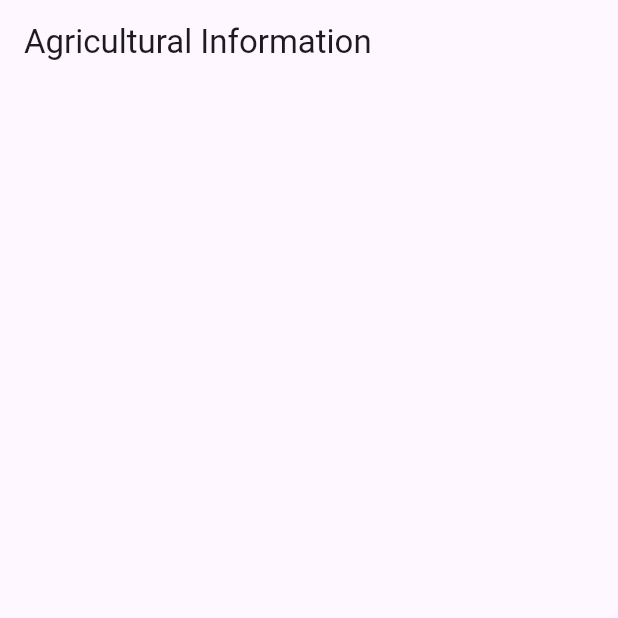
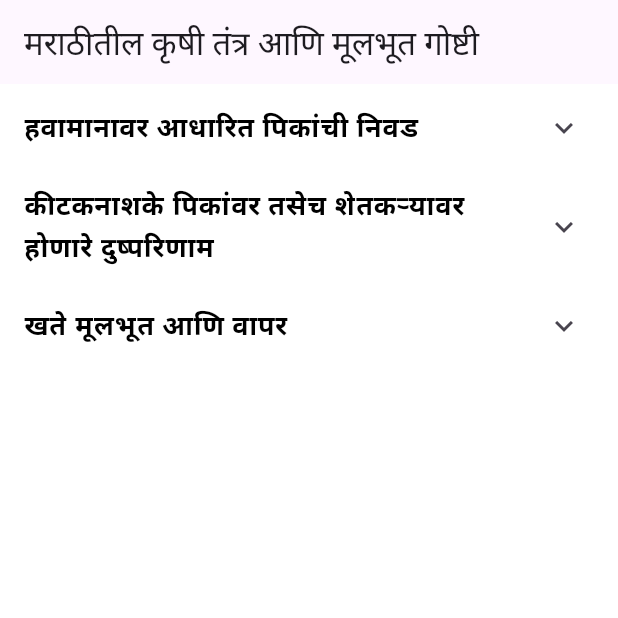
Before and after one commit to gargibendale/SmartKrishi, a Flutter app: the screen it shows after launch, on a phone screen of 412 x 824 dp, the top half of it. Run offline on Flutter 3.47's test engine with Material 3 defaults, Android fonts, the phone set to English and light mode, and no system bars; our stand-ins replace animate_do, firebase_auth, firebase_core; accounts and stored records are empty.

Commit message:
video_screen hindi and marathi page commit

```diff
--- a/lib/main.dart
+++ b/lib/main.dart
@@ -1,5 +1,7 @@
 import 'package:agri/recommendation.dart';
 import 'package:agri/videos_screen.dart';
+import 'package:agri/videos_screenh.dart';
+import 'package:agri/videos_screenm.dart';
 import 'package:flutter/material.dart';
 import 'homepage.dart';
 import 'loginpage.dart';
@@ -30,7 +32,7 @@ class MyApp extends StatelessWidget {
       debugShowCheckedModeBanner: false,
       initialRoute: '/',
       routes: {
-        '/': (context) => YouTubeLinksScreen(),
+        '/': (context) => YoutubeLinksScreenM(),
         '/login': (context) => LoginPage(),
         '/signup': (context) => SignUpPage(),
         '/recommend': (context) => RecommendationPage()
--- a/lib/videos_screen.dart
+++ /dev/null
@@ -1,58 +0,0 @@
-import 'package:flutter/material.dart';
-
-class YouTubeLinksScreen extends StatelessWidget {
-  @override
-  Widget build(BuildContext context) {
-    return Scaffold(
-      appBar: AppBar(
-        title: Text('Agricultural Information'),
-      ),
-      body: ListView(
-        children: <Widget>[
-          _buildInfoContainer(context, 'Crop Selection'),
-          _buildInfoContainer(context, 'Pesticide Side Effects'),
-          _buildInfoContainer(context, 'Agricultural Techniques'),
-          _buildInfoContainer(context, 'Fertilizers'),
-        ],
-      ),
-    );
-  }
-
-  Widget _buildInfoContainer(BuildContext context, String title) {
-    String imagePath;
-    switch (title) {
-      case 'Crop Selection':
-        imagePath = 'assets/images/crop_selection.jpg';
-        break;
-      case 'Pesticide Side Effects':
-        imagePath = 'assets/images/pesticide_side_effects.jpg';
-        break;
-      case 'Agricultural Techniques':
-        imagePath = 'assets/images/agricultural_techniques.jpg';
-        break;
-      case 'Fertilizers':
-        imagePath = 'assets/images/fertilizers.jpg';
-        break;
-      default:
-        imagePath = 'assets/images/default.jpg'; // Default image if no match
-    }
-
-    return InkWell(
-      onTap: () => _onContainerTapped(context, title),
-      child: Container(
-        padding: EdgeInsets.all(16),
-        // ... existing code ...
-      ),
-    );
-  }
-
-  // Function to navigate to different pages based on the container tapped
-  void _onContainerTapped(BuildContext context, String title) {
-    Navigator.push(
-      context,
-      MaterialPageRoute(
-        builder: (context) => YouTubeLinksScreen(title: title),
-      ),
-    );
-  }
-}
--- /dev/null
+++ b/lib/videos_screenm.dart
@@ -0,0 +1,108 @@
+import 'package:flutter/material.dart';
+import 'package:url_launcher/url_launcher.dart';
+
+class YoutubeLinksScreenM extends StatelessWidget {
+  final Map<String, List<Map<String, String>>> exercises = {
+    'हवामानावर आधारित पिकांची निवड': [
+      {
+        'title': 'पीक निवड आणि व्यवस्थापन',
+        'url':
+            'httpshttps://www.youtube.com/watch?v=C34k9-vhit0&pp=ygUrY3JvcCBzZWxlY3Rpb24gYmFzZWQgb24gY2xpbWF0ZSBpbiAgbWFyYXRoaQ%3D%3D',
+      },
+      {
+        'title': 'नवशिक्या शेतकऱ्यांसाठी पिकांची निवड',
+        'url':
+            'https://www.youtube.com/watch?v=HSnI5vOnnFQ&pp=ygUrY3JvcCBzZWxlY3Rpb24gYmFzZWQgb24gY2xpbWF0ZSBpbiAgbWFyYXRoaQ%3D%3D',
+      },
+    ],
+    'कीटकनाशके पिकांवर तसेच शेतकऱ्यावर होणारे दुष्परिणाम': [
+      {
+        'title': 'कीटकनाशकांचे धोके',
+        'url':
+            'https://www.youtube.com/watch?v=EGOY1LC-vww&pp=ygUkaGFybSBjYXVzZWQgYnkgcGVzdGljaWRlIGluICBtYXJhdGhp',
+      },
+      {
+        'title': 'कीटकनाशके काय आहेत, फायदे आणि तोटे',
+        'url':
+            'https://www.youtube.com/watch?v=WtVgH8uYyUA&pp=ygUkaGFybSBjYXVzZWQgYnkgcGVzdGljaWRlIGluICBtYXJhdGhp',
+      },
+    ],
+    'खते मूलभूत आणि वापर': [
+      {
+        'title': 'खतांच्या मूलभूत गोष्टी शिकणे',
+        'url':
+            'https://www.youtube.com/watch?v=VngUsRXWUI8&pp=ygUdZmVydGlsaXplcnMgZ3VpZGUgaW4gIG1hcmF0aGk%3D',
+      },
+      {
+        'title': 'खते समजून घेणे',
+        'url':
+            'https://www.youtube.com/watch?v=4mvw8B3uXAg&pp=ygUdZmVydGlsaXplcnMgZ3VpZGUgaW4gIG1hcmF0aGk%3D',
+      },
+    ],
+  };
+
+  void _launchURL(String url) async {
+    if (await canLaunch(url)) {
+      await launch(url);
+    } else {
+      throw 'Could not launch $url';
+    }
+  }
+
+  @override
+  Widget build(BuildContext context) {
+    return Scaffold(
+      appBar: AppBar(
+        title: Text('मराठीतील कृषी तंत्र आणि मूलभूत गोष्टी'),
+      ),
+      body: Container(
+        color: Colors.white,
+        child: ListView.builder(
+          itemCount: exercises.keys.length,
+          itemBuilder: (context, index) {
+            String category = exercises.keys.elementAt(index);
+            List<Map<String, String>> videos = exercises[category]!;
+            return ExpansionTile(
+              title: Text(
+                category,
+                style: TextStyle(
+                  color: Colors.black,
+                  fontWeight: FontWeight.bold,
+                  fontSize: 18,
+                ),
+              ),
+              children: videos.map((video) {
+                return Padding(
+                  padding: const EdgeInsets.symmetric(
+                      vertical: 4.0, horizontal: 8.0),
+                  child: InkWell(
+                    onTap: () => _launchURL(video['url']!),
+                    child: Container(
+                      padding: EdgeInsets.all(12.0),
+                      decoration: BoxDecoration(
+                        color: Colors.green.shade900,
+                        borderRadius: BorderRadius.circular(12.0),
+                      ),
+                      child: Row(
+                        mainAxisAlignment: MainAxisAlignment.start,
+                        children: [
+                          Flexible(
+                            child: Text(
+                              video['title']!,
+                              style: TextStyle(color: Colors.white),
+                              textAlign: TextAlign.left,
+                            ),
+                          ),
+                        ],
+                      ),
+                    ),
+                  ),
+                );
+              }).toList(),
+            );
+          },
+        ),
+      ),
+    );
+  }
+}
```
Also changed, not shown: lib/loginpage.dart (+8 -6 lines), lib/video_screene.dart (added, +123 -0 lines), lib/videos_screenh.dart (added, +118 -0 lines).
